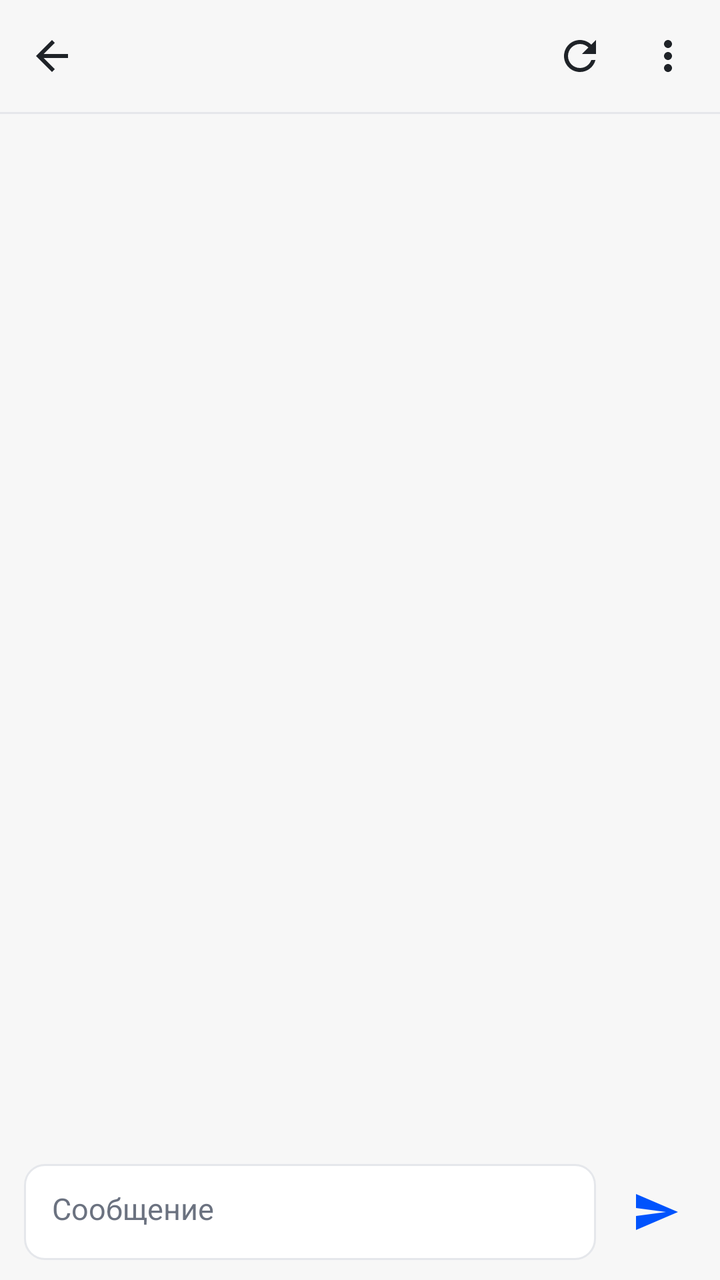
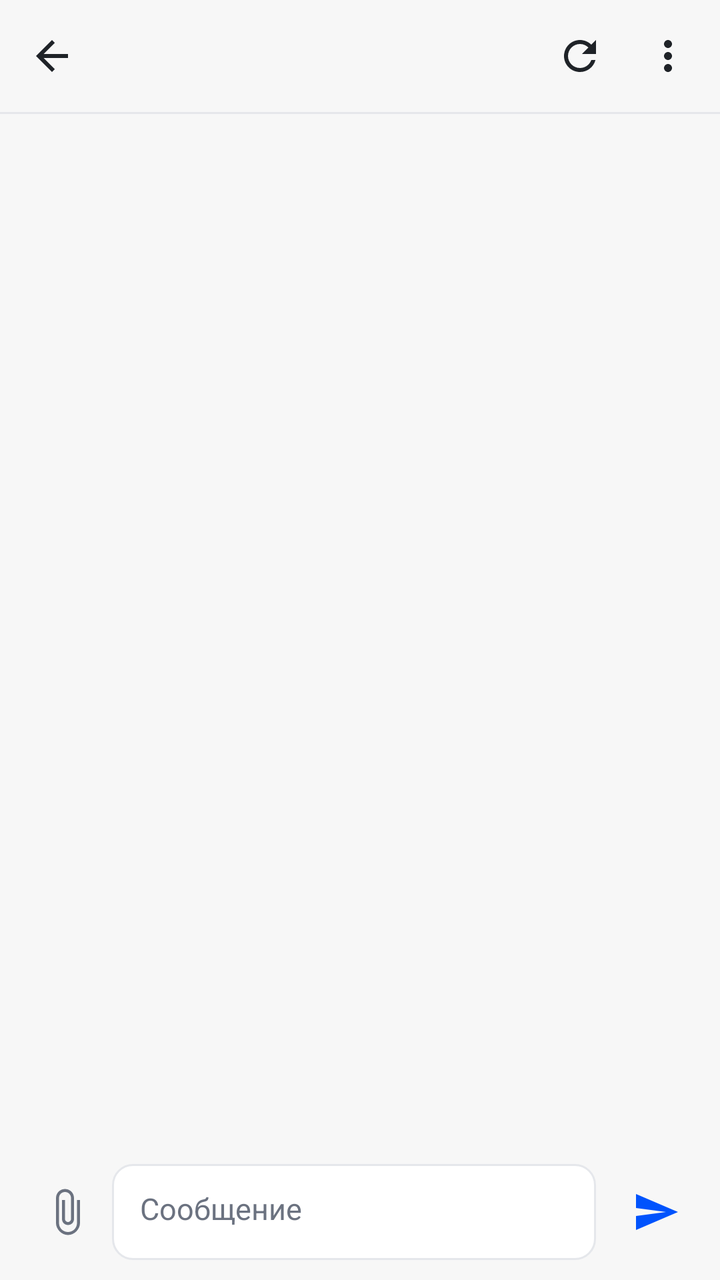

The first picture is an Android layout as it rendered before a commit; the second is the same layout after the commit. The layout source and the unified diff follow.
<!-- AndroidManifest.xml: activity theme Theme.Hermes -->
<!-- res/layout/activity_chat.xml -->
<?xml version="1.0" encoding="utf-8"?>
<LinearLayout xmlns:android="http://schemas.android.com/apk/res/android"
    android:layout_width="match_parent"
    android:layout_height="match_parent"
    android:background="@color/app_bg"
    android:orientation="vertical">

    
    <LinearLayout
        android:layout_width="match_parent"
        android:layout_height="56dp"
        android:background="@color/app_bg"
        android:gravity="center_vertical"
        android:orientation="horizontal"
        android:paddingStart="4dp"
        android:paddingEnd="4dp">

        <ImageButton
            android:id="@+id/btnBack"
            android:layout_width="44dp"
            android:layout_height="44dp"
            android:background="?android:attr/selectableItemBackgroundBorderless"
            android:contentDescription="@string/back"
            android:src="@drawable/ic_back"
            android:tint="@color/text_primary" />

        <TextView
            android:id="@+id/title"
            android:layout_width="0dp"
            android:layout_height="wrap_content"
            android:layout_marginStart="4dp"
            android:layout_weight="1"
            android:ellipsize="end"
            android:maxLines="1"
            android:textColor="@color/text_primary"
            android:textSize="16sp"
            android:textStyle="bold" />

        <ImageButton
            android:id="@+id/btnReload"
            android:layout_width="44dp"
            android:layout_height="44dp"
            android:background="?android:attr/selectableItemBackgroundBorderless"
            android:contentDescription="@string/refresh"
            android:src="@drawable/ic_refresh"
            android:tint="@color/text_primary" />

        <ImageButton
            android:id="@+id/btnMore"
            android:layout_width="44dp"
            android:layout_height="44dp"
            android:background="?android:attr/selectableItemBackgroundBorderless"
            android:contentDescription="@string/session_actions"
            android:src="@drawable/ic_more"
            android:tint="@color/text_primary" />
    </LinearLayout>

    <View
        android:layout_width="match_parent"
        android:layout_height="1dp"
        android:background="@color/divider" />

    <androidx.recyclerview.widget.RecyclerView
        android:id="@+id/messages"
        android:layout_width="match_parent"
        android:layout_height="0dp"
        android:layout_weight="1"
        android:clipToPadding="false"
        android:paddingTop="8dp"
        android:paddingBottom="8dp"
        android:scrollbars="none" />

    <TextView
        android:id="@+id/status"
        android:layout_width="match_parent"
        android:layout_height="wrap_content"
        android:paddingStart="16dp"
        android:paddingEnd="16dp"
        android:paddingBottom="4dp"
        android:textColor="@color/text_secondary"
        android:textSize="12sp"
        android:visibility="gone" />

    
    <LinearLayout
        android:layout_width="match_parent"
        android:layout_height="wrap_content"
        android:background="@color/app_bg"
        android:gravity="bottom"
        android:orientation="horizontal"
        android:paddingStart="12dp"
        android:paddingTop="6dp"
        android:paddingEnd="8dp"
        android:paddingBottom="10dp">

        <EditText
            android:id="@+id/input"
            android:layout_width="0dp"
            android:layout_height="wrap_content"
            android:layout_weight="1"
            android:background="@drawable/bg_search"
            android:gravity="top|start"
            android:hint="@string/composer_hint"
            android:importantForAutofill="no"
            android:inputType="textCapSentences|textMultiLine"
            android:maxLines="6"
            android:minHeight="48dp"
            android:paddingStart="14dp"
            android:paddingTop="12dp"
            android:paddingEnd="14dp"
            android:paddingBottom="12dp"
            android:textColor="@color/text_primary"
            android:textColorHint="@color/text_secondary"
            android:textSize="15sp"
            android:autofillHints="" />

        <ImageButton
            android:id="@+id/btnSend"
            android:layout_width="48dp"
            android:layout_height="48dp"
            android:layout_marginStart="6dp"
            android:background="?android:attr/selectableItemBackgroundBorderless"
            android:contentDescription="@string/send"
            android:src="@drawable/ic_send"
            android:tint="@color/accent" />
    </LinearLayout>
</LinearLayout>
<!-- resources referenced by this layout -->
<resources>
  <color name="accent">#0053fd</color>
  <color name="app_bg">#f7f7f7</color>
  <color name="divider">#e5e7eb</color>
  <color name="text_primary">#1f2328</color>
  <color name="text_secondary">#6b7280</color>
  <!-- drawable bg_search (drawable) -->
  <?xml version="1.0" encoding="utf-8"?>
  <shape xmlns:android="http://schemas.android.com/apk/res/android" android:shape="rectangle">
      <solid android:color="@color/card_bg" />
      <corners android:radius="10dp" />
      <stroke android:width="1dp" android:color="@color/divider" />
  </shape>
  <!-- drawable ic_back (drawable) -->
  <vector xmlns:android="http://schemas.android.com/apk/res/android"
      android:width="24dp"
      android:height="24dp"
      android:viewportWidth="24"
      android:viewportHeight="24">
      <path
          android:fillColor="#FF000000"
          android:pathData="M20,11H7.83l5.59,-5.59L12,4l-8,8 8,8 1.41,-1.41L7.83,13H20v-2z" />
  </vector>
  <!-- drawable ic_more (drawable) -->
  <vector xmlns:android="http://schemas.android.com/apk/res/android"
      android:width="24dp"
      android:height="24dp"
      android:viewportWidth="24"
      android:viewportHeight="24">
      <path
          android:fillColor="#FF000000"
          android:pathData="M12,8c1.1,0 2,-0.9 2,-2s-0.9,-2 -2,-2 -2,0.9 -2,2 0.9,2 2,2zM12,10c-1.1,0 -2,0.9 -2,2s0.9,2 2,2 2,-0.9 2,-2 -0.9,-2 -2,-2zM12,16c-1.1,0 -2,0.9 -2,2s0.9,2 2,2 2,-0.9 2,-2 -0.9,-2 -2,-2z" />
  </vector>
  <!-- drawable ic_refresh (drawable) -->
  <?xml version="1.0" encoding="utf-8"?>
  <vector xmlns:android="http://schemas.android.com/apk/res/android"
      android:width="24dp"
      android:height="24dp"
      android:viewportWidth="24"
      android:viewportHeight="24"
      android:tint="@color/text_primary">
      <path
          android:fillColor="#FF000000"
          android:pathData="M17.65,6.35C16.2,4.9 14.21,4 12,4c-4.42,0 -7.99,3.58 -8,8s3.57,8 8,8c3.73,0 6.84,-2.55 7.73,-6h-2.08c-0.82,2.33 -3.04,4 -5.65,4 -3.31,0 -6,-2.69 -6,-6s2.69,-6 6,-6c1.66,0 3.14,0.69 4.22,1.78L13,11h7V4l-2.35,2.35z" />
  </vector>
  <!-- drawable ic_send (drawable) -->
  <vector xmlns:android="http://schemas.android.com/apk/res/android"
      android:width="24dp"
      android:height="24dp"
      android:viewportWidth="24"
      android:viewportHeight="24">
      <path
          android:fillColor="#FF000000"
          android:pathData="M2.01,21L23,12 2.01,3 2,10l15,2 -15,2z" />
  </vector>
  <string name="back">Назад</string>
  <string name="composer_hint">Сообщение</string>
  <string name="refresh">Обновить</string>
  <string name="send">Отправить</string>
  <string name="session_actions">Сеанс</string>
  <style name="Theme.Hermes" parent="@android:style/Theme.Material.Light.NoActionBar">
          <item name="android:windowBackground">@color/splash_bg</item>
          <item name="android:statusBarColor">@color/splash_bg</item>
          <item name="android:navigationBarColor">@color/splash_bg</item>
          <item name="android:windowLightStatusBar">true</item>
          <item name="android:windowLightNavigationBar">true</item>
      </style>
  <color name="card_bg">#ffffff</color>
  <color name="splash_bg">#f7f7f7</color>
</resources>

<!-- the commit's change to res/layout/activity_chat.xml (unified diff, before → after) -->
@@ -82,6 +82,34 @@
         android:visibility="gone" />
 
     
+    <FrameLayout
+        android:id="@+id/attachPreview"
+        android:layout_width="wrap_content"
+        android:layout_height="wrap_content"
+        android:layout_gravity="start"
+        android:layout_marginStart="16dp"
+        android:layout_marginBottom="4dp"
+        android:visibility="gone">
+
+        <ImageView
+            android:id="@+id/attachThumb"
+            android:layout_width="120dp"
+            android:layout_height="120dp"
+            android:contentDescription="@string/attached_image"
+            android:scaleType="centerCrop" />
+
+        <ImageButton
+            android:id="@+id/attachRemove"
+            android:layout_width="32dp"
+            android:layout_height="32dp"
+            android:layout_gravity="end|top"
+            android:background="#AA000000"
+            android:contentDescription="@string/remove_image"
+            android:src="@drawable/ic_back"
+            android:tint="@color/text_primary" />
+    </FrameLayout>
+
+    
     <LinearLayout
         android:layout_width="match_parent"
         android:layout_height="wrap_content"
@@ -92,6 +120,15 @@
         android:paddingTop="6dp"
         android:paddingEnd="8dp"
         android:paddingBottom="10dp">
+
+        <ImageButton
+            android:id="@+id/btnAttach"
+            android:layout_width="44dp"
+            android:layout_height="48dp"
+            android:background="?android:attr/selectableItemBackgroundBorderless"
+            android:contentDescription="@string/attach_image"
+            android:src="@drawable/ic_attach"
+            android:tint="@color/text_secondary" />
 
         <EditText
             android:id="@+id/input"
<!-- resource entries referenced after the edit -->
@@ -12,6 +12,17 @@
       <corners android:radius="10dp" />
       <stroke android:width="1dp" android:color="@color/divider" />
   </shape>
+  <!-- drawable ic_attach (drawable) -->
+  <?xml version="1.0" encoding="utf-8"?>
+  <vector xmlns:android="http://schemas.android.com/apk/res/android"
+      android:width="24dp"
+      android:height="24dp"
+      android:viewportWidth="24"
+      android:viewportHeight="24">
+      <path
+          android:fillColor="#FFFFFFFF"
+          android:pathData="M16.5,6v11.5c0,2.5 -2,4.5 -4.5,4.5s-4.5,-2 -4.5,-4.5V5c0,-1.7 1.3,-3 3,-3s3,1.3 3,3v10.5c0,0.8 -0.7,1.5 -1.5,1.5s-1.5,-0.7 -1.5,-1.5V6H9v9.5c0,1.7 1.3,3 3,3s3,-1.3 3,-3V5c0,-2.5 -2,-4.5 -4.5,-4.5S6,2.5 6,5v12.5C6,20.5 8.7,23.5 12,23.5s6,-3 6,-6V6h-1.5z" />
+  </vector>
   <!-- drawable ic_back (drawable) -->
   <vector xmlns:android="http://schemas.android.com/apk/res/android"
       android:width="24dp"
@@ -54,9 +65,12 @@
           android:fillColor="#FF000000"
           android:pathData="M2.01,21L23,12 2.01,3 2,10l15,2 -15,2z" />
   </vector>
+  <string name="attach_image">Прикрепить картинку</string>
+  <string name="attached_image">Картинка</string>
   <string name="back">Назад</string>
   <string name="composer_hint">Сообщение</string>
   <string name="refresh">Обновить</string>
+  <string name="remove_image">Убрать картинку</string>
   <string name="send">Отправить</string>
   <string name="session_actions">Сеанс</string>
   <style name="Theme.Hermes" parent="@android:style/Theme.Material.Light.NoActionBar">
